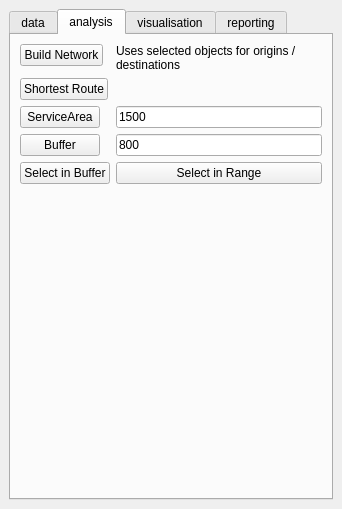
This is SpatialDecision/spatial_decision_dockwidget_base.ui in jorgegil/GEO1005 as Qt 5 draws it before an edit. The edited form follows.
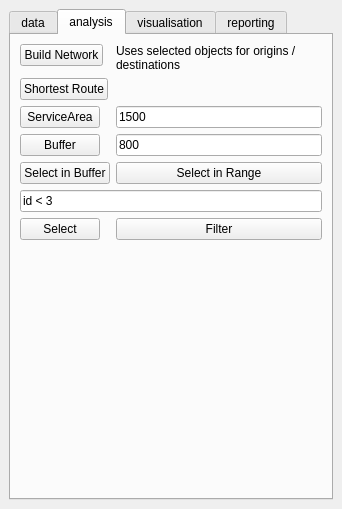
This is the edited form.

Commit message:
select and filter by expression
obstacles with time stamps

```diff
--- a/SpatialDecision/spatial_decision_dockwidget_base.ui
+++ b/SpatialDecision/spatial_decision_dockwidget_base.ui
@@ -153,6 +153,27 @@
           </property>
          </widget>
         </item>
+        <item row="7" column="0">
+         <widget class="QPushButton" name="expressionSelectButton">
+          <property name="text">
+           <string>Select</string>
+          </property>
+         </widget>
+        </item>
+        <item row="6" column="0" colspan="2">
+         <widget class="QLineEdit" name="expressionEdit">
+          <property name="text">
+           <string>id &lt; 3</string>
+          </property>
+         </widget>
+        </item>
+        <item row="7" column="1">
+         <widget class="QPushButton" name="expressionFilterButton">
+          <property name="text">
+           <string>Filter</string>
+          </property>
+         </widget>
+        </item>
        </layout>
       </widget>
       <widget class="QWidget" name="tab">
```
The commit also changes 4 other files.
